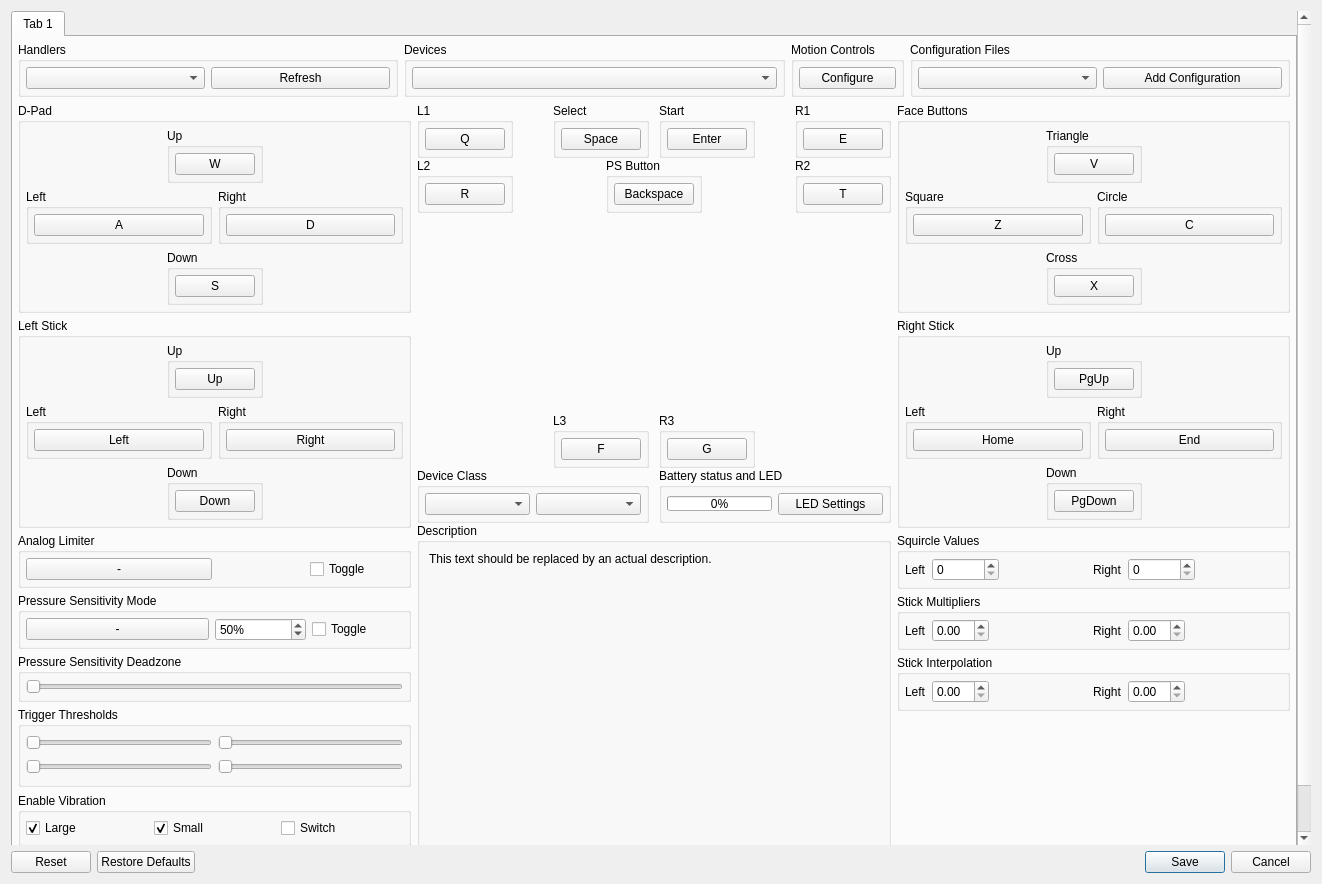
First picture: the form in rpcs3/rpcs3qt/pad_settings_dialog.ui, repository RPCS3/rpcs3, before the edit.
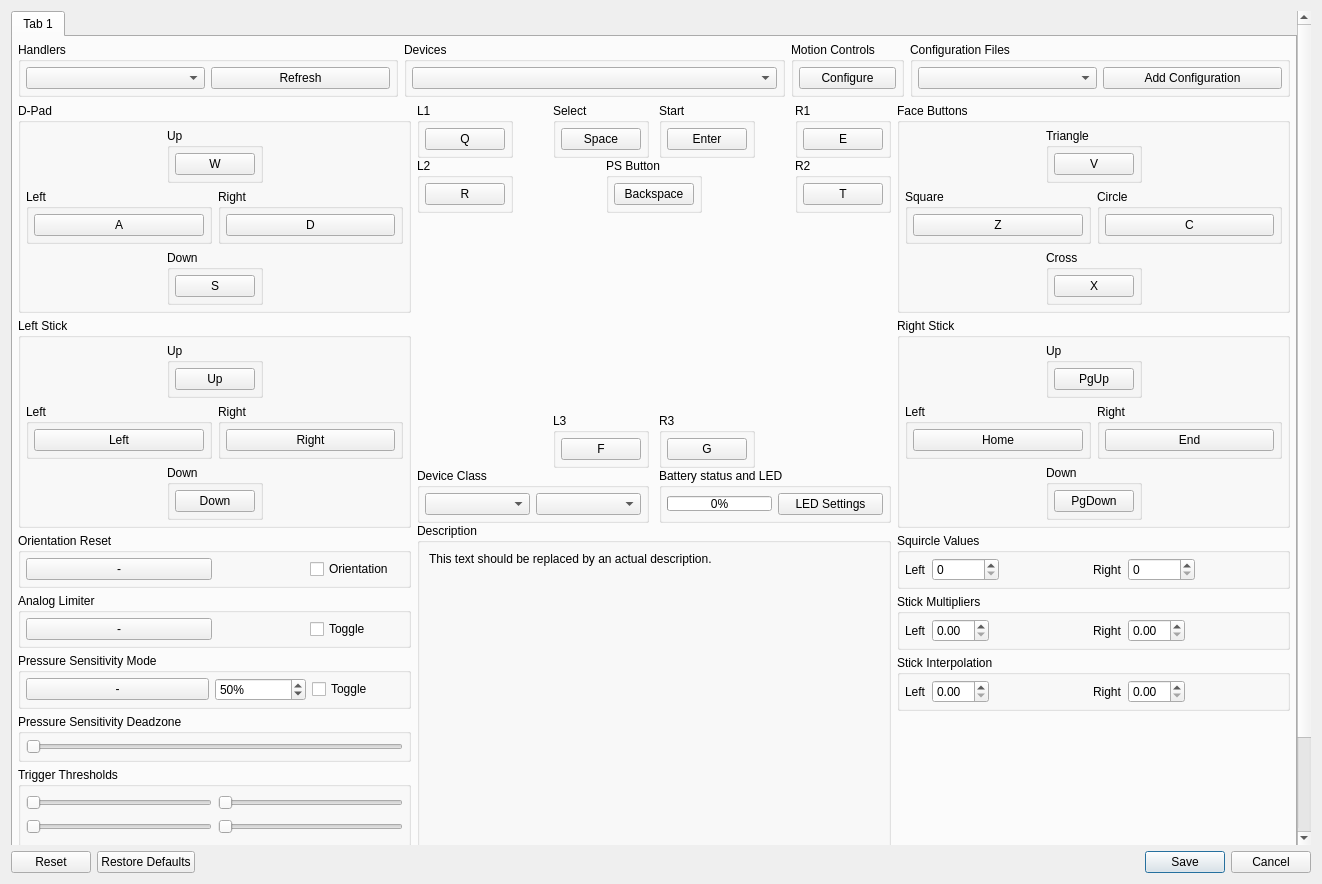
Second picture: the form after the edit. Icons and pictures are not drawn.

Patch:
```diff
--- a/rpcs3/rpcs3qt/pad_settings_dialog.ui
+++ b/rpcs3/rpcs3qt/pad_settings_dialog.ui
@@ -36,9 +36,9 @@
       <property name="geometry">
        <rect>
         <x>0</x>
-        <y>-71</y>
-        <width>1290</width>
-        <height>907</height>
+        <y>0</y>
+        <width>1292</width>
+        <height>902</height>
        </rect>
       </property>
       <widget class="QWidget" name="tab">
@@ -669,6 +669,57 @@
               </layout>
              </widget>
             </item>
+            <item>
+             <widget class="QGroupBox" name="gb_orientation_reset">
+              <property name="title">
+               <string>Orientation Reset</string>
+              </property>
+              <layout class="QHBoxLayout" name="orientation_reset_layout" stretch="2,1,1">
+               <property name="leftMargin">
+                <number>5</number>
+               </property>
+               <property name="topMargin">
+                <number>5</number>
+               </property>
+               <property name="rightMargin">
+                <number>5</number>
+               </property>
+               <property name="bottomMargin">
+                <number>5</number>
+               </property>
+               <item>
+                <widget class="QPushButton" name="b_orientation_reset">
+                 <property name="text">
+                  <string>-</string>
+                 </property>
+                </widget>
+               </item>
+               <item>
+                <spacer name="spacer_orientation_reset">
+                 <property name="orientation">
+                  <enum>Qt::Orientation::Horizontal</enum>
+                 </property>
+                 <property name="sizeType">
+                  <enum>QSizePolicy::Policy::MinimumExpanding</enum>
+                 </property>
+                 <property name="sizeHint" stdset="0">
+                  <size>
+                   <width>0</width>
+                   <height>0</height>
+                  </size>
+                 </property>
+                </spacer>
+               </item>
+               <item>
+                <widget class="QCheckBox" name="cb_orientation_toggle">
+                 <property name="text">
+                  <string>Orientation</string>
+                 </property>
+                </widget>
+               </item>
+              </layout>
+             </widget>
+            </item>
             <item>
              <widget class="QGroupBox" name="gb_analog_limiter">
               <property name="title">
```
Left out of the diff: 14 changed lines with no effect on the pictures.
